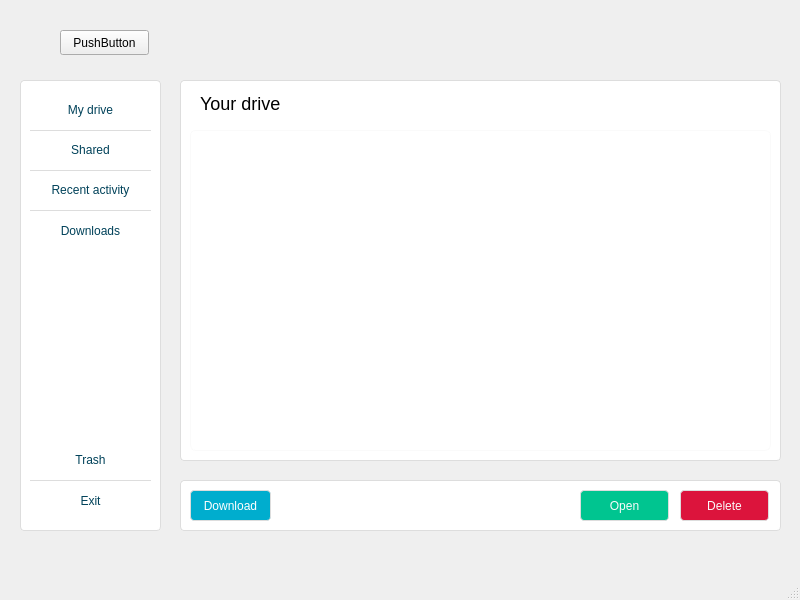
Before: the Qt Designer form client/mainwindow.ui in laurentiudodoloi/rc-resources, drawn with Qt 5.
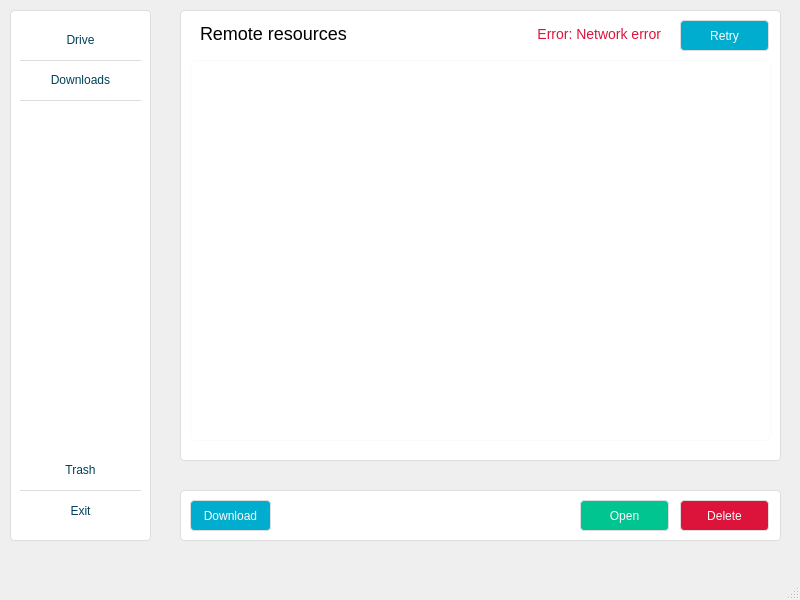
After: the same form once the commit is applied.

```diff
--- a/client/mainwindow.ui
+++ b/client/mainwindow.ui
@@ -20,10 +20,10 @@
    <widget class="QFrame" name="sidemenu">
     <property name="geometry">
      <rect>
-      <x>20</x>
-      <y>80</y>
+      <x>10</x>
+      <y>10</y>
       <width>141</width>
-      <height>451</height>
+      <height>531</height>
      </rect>
     </property>
     <property name="styleSheet">
@@ -37,74 +37,6 @@
     <property name="frameShadow">
      <enum>QFrame::Raised</enum>
     </property>
-    <widget class="QPushButton" name="recentActivityBtn">
-     <property name="geometry">
-      <rect>
-       <x>10</x>
-       <y>90</y>
-       <width>121</width>
-       <height>41</height>
-      </rect>
-     </property>
-     <property name="font">
-      <font>
-       <weight>50</weight>
-       <bold>false</bold>
-      </font>
-     </property>
-     <property name="cursor">
-      <cursorShape>OpenHandCursor</cursorShape>
-     </property>
-     <property name="styleSheet">
-      <string notr="true">background: none;
-border: none;
-border-bottom: 1px solid #ddd;
-padding: 12px 0;
-text-align: center;
-font-weight: 400;
-color: #004159;
-border-radius: 0;</string>
-     </property>
-     <property name="text">
-      <string>Recent activity</string>
-     </property>
-     <property name="autoDefault">
-      <bool>false</bool>
-     </property>
-    </widget>
-    <widget class="QPushButton" name="downloadsBtn">
-     <property name="geometry">
-      <rect>
-       <x>10</x>
-       <y>130</y>
-       <width>121</width>
-       <height>41</height>
-      </rect>
-     </property>
-     <property name="font">
-      <font>
-       <weight>50</weight>
-       <bold>false</bold>
-      </font>
-     </property>
-     <property name="cursor">
-      <cursorShape>OpenHandCursor</cursorShape>
-     </property>
-     <property name="styleSheet">
-      <string notr="true">background: none;
-border: none;
-padding: 12px 0;
-text-align: center;
-font-weight: 400;
-color: #004159;</string>
-     </property>
-     <property name="text">
-      <string>Downloads</string>
-     </property>
-     <property name="autoDefault">
-      <bool>false</bool>
-     </property>
-    </widget>
     <widget class="QPushButton" name="myDriveBtn">
      <property name="geometry">
       <rect>
@@ -134,7 +66,7 @@
 color: #004159;</string>
      </property>
      <property name="text">
-      <string>My drive</string>
+      <string>Drive</string>
      </property>
      <property name="autoDefault">
       <bool>false</bool>
@@ -144,7 +76,7 @@
      <property name="geometry">
       <rect>
        <x>10</x>
-       <y>360</y>
+       <y>440</y>
        <width>121</width>
        <height>41</height>
       </rect>
@@ -204,7 +136,7 @@
 color: #004159;</string>
      </property>
      <property name="text">
-      <string>Shared</string>
+      <string>Downloads</string>
      </property>
      <property name="autoDefault">
       <bool>false</bool>
@@ -214,7 +146,7 @@
      <property name="geometry">
       <rect>
        <x>10</x>
-       <y>400</y>
+       <y>480</y>
        <width>121</width>
        <height>41</height>
       </rect>
@@ -248,9 +180,9 @@
     <property name="geometry">
      <rect>
       <x>180</x>
-      <y>80</y>
+      <y>10</y>
       <width>601</width>
-      <height>381</height>
+      <height>451</height>
      </rect>
     </property>
     <property name="styleSheet">
@@ -270,7 +202,7 @@
        <x>10</x>
        <y>50</y>
        <width>581</width>
-       <height>321</height>
+       <height>381</height>
       </rect>
      </property>
      <property name="cursor" stdset="0">
@@ -288,7 +220,7 @@
       <rect>
        <x>20</x>
        <y>10</y>
-       <width>131</width>
+       <width>151</width>
        <height>31</height>
       </rect>
      </property>
@@ -312,18 +244,74 @@
 padding-bottom: 4px;</string>
      </property>
      <property name="text">
-      <string>Your drive</string>
+      <string>Remote resources</string>
      </property>
      <property name="autoDefault">
       <bool>false</bool>
      </property>
     </widget>
+    <widget class="QPushButton" name="errorLabel">
+     <property name="geometry">
+      <rect>
+       <x>310</x>
+       <y>10</y>
+       <width>171</width>
+       <height>31</height>
+      </rect>
+     </property>
+     <property name="font">
+      <font>
+       <pointsize>-1</pointsize>
+       <weight>50</weight>
+       <bold>false</bold>
+      </font>
+     </property>
+     <property name="cursor">
+      <cursorShape>OpenHandCursor</cursorShape>
+     </property>
+     <property name="styleSheet">
+      <string notr="true">background: none;
+border: none;
+text-align: right;
+font-weight: 400;
+border-radius: 0;
+font-size:  14px;
+padding-bottom: 4px;
+color: crimson;</string>
+     </property>
+     <property name="text">
+      <string>Error: Network error</string>
+     </property>
+     <property name="autoDefault">
+      <bool>false</bool>
+     </property>
+    </widget>
+    <widget class="QPushButton" name="retryBtn">
+     <property name="geometry">
+      <rect>
+       <x>500</x>
+       <y>10</y>
+       <width>89</width>
+       <height>31</height>
+      </rect>
+     </property>
+     <property name="cursor">
+      <cursorShape>OpenHandCursor</cursorShape>
+     </property>
+     <property name="styleSheet">
+      <string notr="true">background: #00adce;
+color: #fff;</string>
+     </property>
+     <property name="text">
+      <string>Retry</string>
+     </property>
+    </widget>
    </widget>
    <widget class="QFrame" name="filesControls">
     <property name="geometry">
      <rect>
       <x>180</x>
-      <y>480</y>
+      <y>490</y>
       <width>601</width>
       <height>51</height>
      </rect>
@@ -403,19 +391,6 @@
     <zorder>deleteBtn</zorder>
     <zorder>downloadBtn</zorder>
    </widget>
-   <widget class="QPushButton" name="pushButton">
-    <property name="geometry">
-     <rect>
-      <x>60</x>
-      <y>30</y>
-      <width>89</width>
-      <height>25</height>
-     </rect>
-    </property>
-    <property name="text">
-     <string>PushButton</string>
-    </property>
-   </widget>
   </widget>
   <widget class="QMenuBar" name="menubar">
    <property name="geometry">
```
